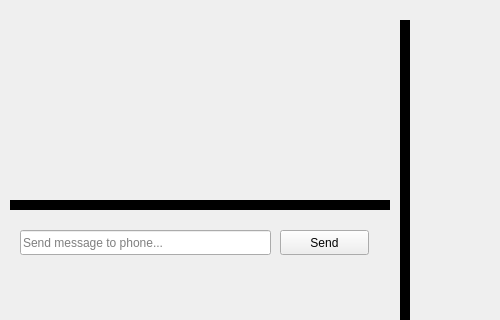
The window that mainwindow.ui (whitea17/dashboard-lab4) describes before a commit, drawn with Qt 5; both pictures show x 0 to 500 and y 0 to 320 of the 1200 by 800 pixel window.
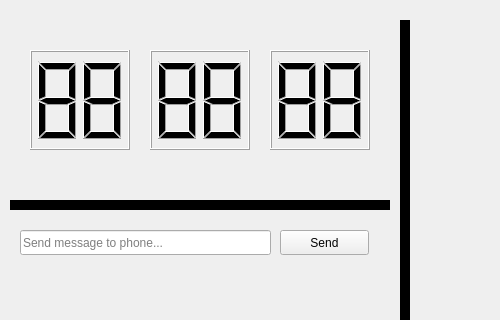
The same window after the commit.

```diff
--- a/mainwindow.ui
+++ b/mainwindow.ui
@@ -237,6 +237,54 @@
      <string>Send</string>
     </property>
    </widget>
+   <widget class="QLCDNumber" name="secondLCD">
+    <property name="geometry">
+     <rect>
+      <x>270</x>
+      <y>50</y>
+      <width>100</width>
+      <height>100</height>
+     </rect>
+    </property>
+    <property name="digitCount">
+     <number>2</number>
+    </property>
+    <property name="value" stdset="0">
+     <double>88.000000000000000</double>
+    </property>
+   </widget>
+   <widget class="QLCDNumber" name="minuteLCD">
+    <property name="geometry">
+     <rect>
+      <x>150</x>
+      <y>50</y>
+      <width>100</width>
+      <height>100</height>
+     </rect>
+    </property>
+    <property name="digitCount">
+     <number>2</number>
+    </property>
+    <property name="value" stdset="0">
+     <double>88.000000000000000</double>
+    </property>
+   </widget>
+   <widget class="QLCDNumber" name="hourLCD">
+    <property name="geometry">
+     <rect>
+      <x>30</x>
+      <y>50</y>
+      <width>100</width>
+      <height>100</height>
+     </rect>
+    </property>
+    <property name="digitCount">
+     <number>2</number>
+    </property>
+    <property name="value" stdset="0">
+     <double>88.000000000000000</double>
+    </property>
+   </widget>
   </widget>
   <widget class="QMenuBar" name="menubar">
    <property name="geometry">
```
Left out of the diff: 2 changed lines with no effect on the pictures.
